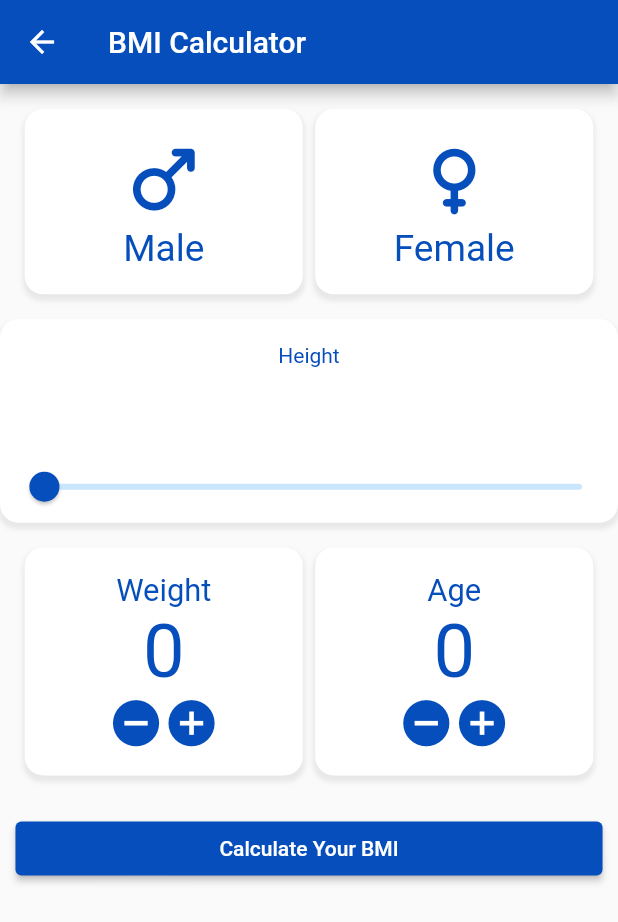
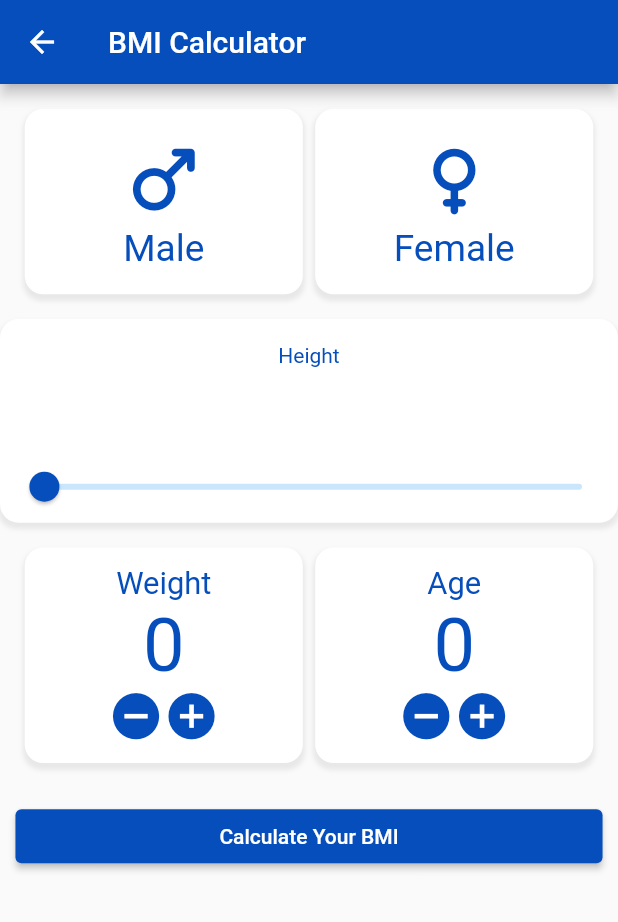
Before and after one commit to shahzebnaqvi/Medical_App, a Flutter app: the Bmi screen opened directly, on a phone screen of 412 x 824 dp. Shown: the top 922 px of the screen. Run offline on Flutter 3.47's test engine with Material 2 defaults, Android fonts, the phone set to English and light mode, and no system bars; our stand-ins replace carousel_slider, flutter_speed_dial, get, lottie.

```diff
--- a/lib/Screens/additionaltools/bmi.dart
+++ b/lib/Screens/additionaltools/bmi.dart
@@ -162,7 +162,7 @@ class _BmiState extends State<Bmi> {
                     ],
                   ),
                   padding: EdgeInsets.all(
-                    MediaQuery.of(context).size.width * 0.04,
+                    MediaQuery.of(context).size.width * 0.03,
                   ),
                   width: MediaQuery.of(context).size.width * 0.45,
                   child: Column(
@@ -235,7 +235,7 @@ class _BmiState extends State<Bmi> {
                     ],
                   ),
                   padding: EdgeInsets.all(
-                    MediaQuery.of(context).size.width * 0.04,
+                    MediaQuery.of(context).size.width * 0.03,
                   ),
                   width: MediaQuery.of(context).size.width * 0.45,
                   child: Column(
```
